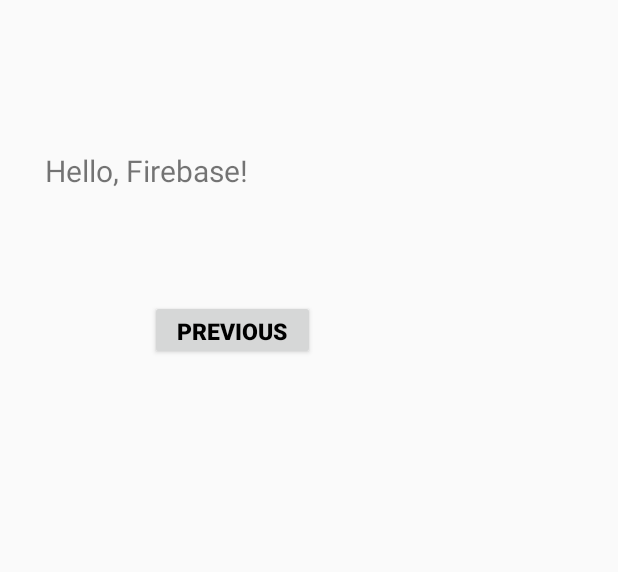
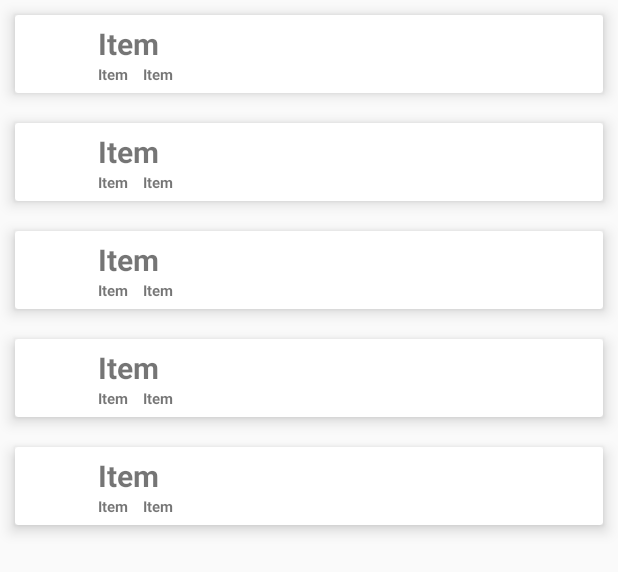
Before and after one commit to TerribleSpeller/Moodbloom, an Android app built with Jetpack Compose: the layout pagethree.xml on its own in the app's theme, with its tools: preview values and no code run, on a phone screen of 412 x 824 dp. Shown: the top 572 px of the screen. Run offline under Robolectric (Android 15) with nearby library versions, the phone set to English and light mode, and no system bars.

```diff
--- a/app/build.gradle.kts
+++ b/app/build.gradle.kts
@@ -66,6 +66,9 @@
     implementation("androidx.fragment:fragment:1.7.1")
     //Firebase
     implementation(platform("com.google.firebase:firebase-bom:33.1.0"))
+    //RecycleView
+    implementation("androidx.recyclerview:recyclerview:1.2.1")
+    implementation("androidx.cardview:cardview:1.0.0")
     implementation("com.google.firebase:firebase-database-ktx:21.0.0")
     testImplementation("junit:junit:4.13.2")
     androidTestImplementation("androidx.test.ext:junit:1.1.5")
--- /dev/null
+++ b/app/src/main/res/layout/listitem.xml
@@ -0,0 +1,73 @@
+<?xml version="1.0" encoding="utf-8"?>
+<androidx.cardview.widget.CardView
+    xmlns:android="http://schemas.android.com/apk/res/android"
+    xmlns:app="http://schemas.android.com/apk/res-auto"
+    android:layout_width="match_parent"
+    android:layout_height="wrap_content"
+    android:layout_margin="10dp"
+    app:cardElevation="6dp">
+
+    <LinearLayout
+        android:layout_width="match_parent"
+        android:layout_height="wrap_content"
+        android:orientation="horizontal"
+        android:padding="5dp">
+
+        <ImageView
+            android:id="@+id/imageview"
+            android:layout_width="40dp"
+            android:layout_height="40dp" />
+
+        <LinearLayout
+            android:layout_width="match_parent"
+            android:layout_height="wrap_content"
+            android:orientation="vertical">
+
+            <TextView
+                android:id="@+id/plantname"
+                android:layout_width="wrap_content"
+                android:layout_height="wrap_content"
+                android:layout_marginStart="10dp"
+                android:layout_marginLeft="15dp"
+                android:text="Item"
+                android:textSize="20sp"
+                android:textStyle="bold" />
+
+            <LinearLayout
+                android:layout_width="match_parent"
+                android:layout_height="wrap_content"
+                android:orientation="horizontal"
+                >
+
+                <TextView
+                    android:id="@+id/moistmaxdisplay"
+                    android:layout_width="wrap_content"
+                    android:layout_height="wrap_content"
+                    android:layout_marginStart="10dp"
+                    android:layout_marginLeft="15dp"
+                    android:text="Item"
+                    android:textSize="10sp"
+                    android:textStyle="bold" />
+
+                <TextView
+                    android:id="@+id/moistmindisplay"
+                    android:layout_width="wrap_content"
+                    android:layout_height="wrap_content"
+                    android:layout_marginStart="10dp"
+                    android:layout_marginLeft="15dp"
+                    android:text="Item"
+                    android:textSize="10sp"
+                    android:textStyle="bold" />
+
+            </LinearLayout>
+
+
+
+
+        </LinearLayout>
+
+
+
+    </LinearLayout>
+
+</androidx.cardview.widget.CardView>
--- a/app/src/main/res/layout/pagethree.xml
+++ b/app/src/main/res/layout/pagethree.xml
@@ -1,36 +1,17 @@
 <?xml version="1.0" encoding="utf-8"?>
-<RelativeLayout xmlns:android="http://schemas.android.com/apk/res/android"
+<LinearLayout
+    xmlns:android="http://schemas.android.com/apk/res/android"
     xmlns:tools="http://schemas.android.com/tools"
     android:layout_width="match_parent"
     android:layout_height="match_parent"
-    tools:context=".PageThree">
+    android:orientation="vertical"
+    tools:context=".MainActivity">
 
-    <TextView
-        android:id="@+id/question3_id"
-        android:layout_width="wrap_content"
-        android:layout_height="wrap_content"
-        android:layout_marginLeft="30dp"
-        android:layout_marginTop="60dp"
-        android:textColor="@android:color/background_dark"
-        android:textStyle="bold" />
+    <androidx.recyclerview.widget.RecyclerView
+        android:id="@+id/recyclerview"
+        android:layout_width="match_parent"
+        android:layout_height="match_parent"
+        tools:itemCount="5"
+        tools:listitem="@layout/listitem" />
 
-    <TextView
-        android:id="@+id/TextView"
-        android:layout_width="wrap_content"
-        android:layout_height="wrap_content"
-        android:layout_marginLeft="30dp"
-        android:layout_marginTop="100dp"
-        android:text="Hello, Firebase!"
-        android:textSize="20sp" />
-
-    <Button
-        android:id="@+id/third_activity_previous_button"
-        android:layout_width="110dp"
-        android:layout_height="40dp"
-        android:layout_marginLeft="100dp"
-        android:layout_marginTop="200dp"
-        android:text="previous"
-        android:textColor="@android:color/background_dark"
-        android:textSize="15sp"
-        android:textStyle="bold" />
-</RelativeLayout>
+</LinearLayout>
```
Also changed, not shown: app/src/main/java/com/comporg/finalprojectv3/CustomAdapter.kt (added, +50 -0 lines), app/src/main/java/com/comporg/finalprojectv3/ItemsViewModel.kt (added, +11 -0 lines), app/src/main/java/com/comporg/finalprojectv3/pageStat.kt (+9 -9 lines), app/src/main/java/com/comporg/finalprojectv3/pageThree.kt (+56 -34 lines), app/src/main/res/layout/statpage.xml (+44 -11 lines).
